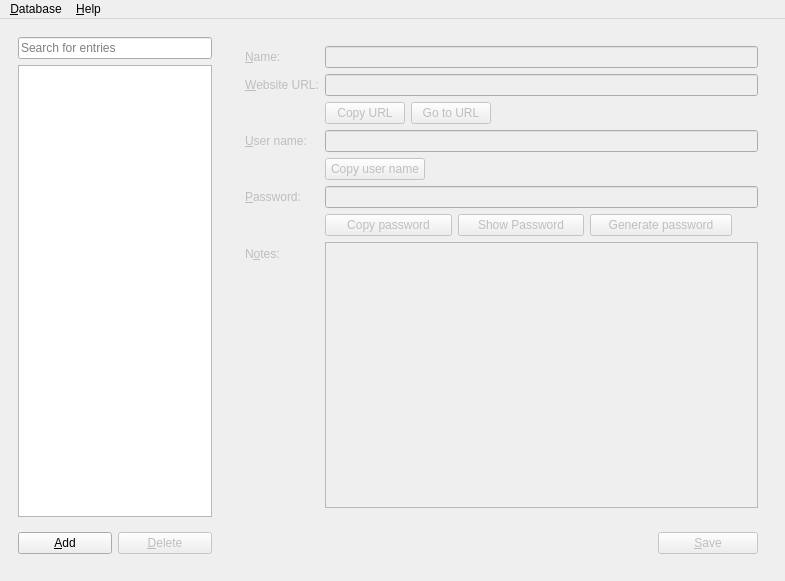
Before: the Qt Designer form MainWindow.ui in veaceslav/qpass-qt5, drawn with Qt 5.
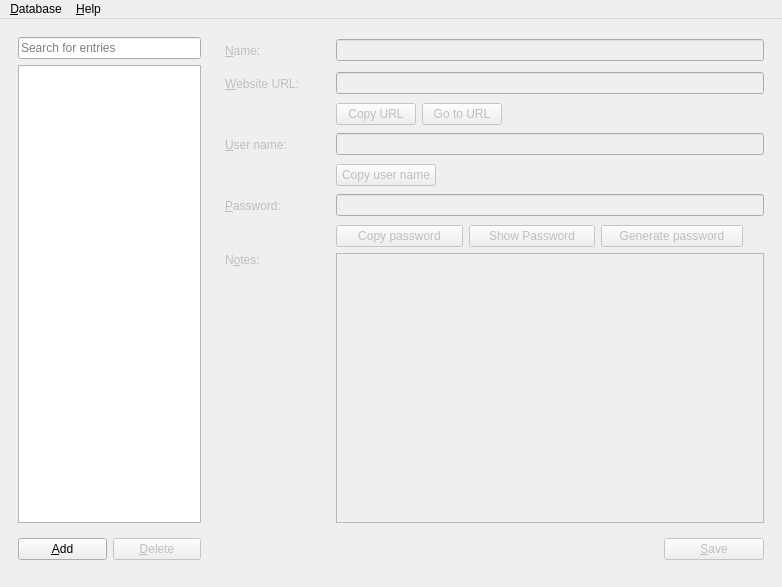
After: the same form once the commit is applied.

Commit message: Changed QFormLayout to QGridLayout in MainWindow

```diff
--- a/MainWindow.ui
+++ b/MainWindow.ui
@@ -6,8 +6,8 @@
    <rect>
     <x>0</x>
     <y>0</y>
-    <width>785</width>
-    <height>581</height>
+    <width>782</width>
+    <height>587</height>
    </rect>
   </property>
   <property name="windowTitle">
@@ -122,19 +122,27 @@
       </property>
       <layout class="QVBoxLayout" name="verticalLayout_2">
        <item>
-        <widget class="QWidget" name="widget" native="true">
-         <property name="minimumSize">
-          <size>
-           <width>531</width>
-           <height>0</height>
-          </size>
+        <layout class="QGridLayout" name="gridLayout" columnstretch="0,1,1">
+         <property name="sizeConstraint">
+          <enum>QLayout::SetDefaultConstraint</enum>
          </property>
-         <layout class="QFormLayout" name="formLayout">
-          <property name="fieldGrowthPolicy">
-           <enum>QFormLayout::ExpandingFieldsGrow</enum>
+         <property name="horizontalSpacing">
+          <number>3</number>
           </property>
           <item row="0" column="0">
            <widget class="QLabel" name="label">
+           <property name="sizePolicy">
+            <sizepolicy hsizetype="Fixed" vsizetype="Preferred">
+             <horstretch>0</horstretch>
+             <verstretch>0</verstretch>
+            </sizepolicy>
+           </property>
+           <property name="minimumSize">
+            <size>
+             <width>108</width>
+             <height>27</height>
+            </size>
+           </property>
             <property name="text">
              <string>&amp;Name:</string>
             </property>
@@ -143,7 +151,7 @@
             </property>
            </widget>
           </item>
-          <item row="0" column="1">
+         <item row="0" column="1" colspan="2">
            <widget class="QLineEdit" name="nameEdit">
             <property name="maxLength">
              <number>50</number>
@@ -152,6 +160,18 @@
           </item>
           <item row="1" column="0">
            <widget class="QLabel" name="label_2">
+           <property name="sizePolicy">
+            <sizepolicy hsizetype="Fixed" vsizetype="Preferred">
+             <horstretch>0</horstretch>
+             <verstretch>0</verstretch>
+            </sizepolicy>
+           </property>
+           <property name="minimumSize">
+            <size>
+             <width>108</width>
+             <height>27</height>
+            </size>
+           </property>
             <property name="text">
              <string>&amp;Website URL:</string>
             </property>
@@ -160,7 +180,7 @@
             </property>
            </widget>
           </item>
-          <item row="1" column="1">
+         <item row="1" column="1" colspan="2">
            <widget class="QLineEdit" name="urlEdit">
             <property name="maxLength">
              <number>50</number>
@@ -169,6 +189,18 @@
           </item>
           <item row="3" column="0">
            <widget class="QLabel" name="label_3">
+           <property name="sizePolicy">
+            <sizepolicy hsizetype="Maximum" vsizetype="Preferred">
+             <horstretch>0</horstretch>
+             <verstretch>0</verstretch>
+            </sizepolicy>
+           </property>
+           <property name="minimumSize">
+            <size>
+             <width>108</width>
+             <height>27</height>
+            </size>
+           </property>
             <property name="text">
              <string>&amp;User name:</string>
             </property>
@@ -177,31 +209,27 @@
             </property>
            </widget>
           </item>
-          <item row="3" column="1">
+         <item row="3" column="1" colspan="2">
            <widget class="QLineEdit" name="userNameEdit">
             <property name="maxLength">
              <number>50</number>
             </property>
            </widget>
           </item>
-          <item row="4" column="1">
-           <widget class="QPushButton" name="copyUserNameButton">
-            <property name="minimumSize">
-             <size>
-              <width>100</width>
-              <height>0</height>
-             </size>
-            </property>
-            <property name="toolTip">
-             <string>Copy user name to clipboard</string>
-            </property>
-            <property name="text">
-             <string>Copy user name</string>
-            </property>
-           </widget>
-          </item>
           <item row="5" column="0">
            <widget class="QLabel" name="label_4">
+           <property name="sizePolicy">
+            <sizepolicy hsizetype="Fixed" vsizetype="Preferred">
+             <horstretch>0</horstretch>
+             <verstretch>0</verstretch>
+            </sizepolicy>
+           </property>
+           <property name="minimumSize">
+            <size>
+             <width>108</width>
+             <height>27</height>
+            </size>
+           </property>
             <property name="text">
              <string>&amp;Password:</string>
             </property>
@@ -210,7 +238,7 @@
             </property>
            </widget>
           </item>
-          <item row="5" column="1">
+         <item row="5" column="1" colspan="2">
            <widget class="QLineEdit" name="passwordEdit">
             <property name="maxLength">
              <number>50</number>
@@ -220,74 +248,32 @@
             </property>
            </widget>
           </item>
-          <item row="6" column="1">
-           <widget class="QWidget" name="widget_2" native="true">
-            <property name="minimumSize">
-             <size>
-              <width>0</width>
-              <height>0</height>
-             </size>
-            </property>
-            <layout class="QHBoxLayout" name="horizontalLayout_2">
-             <property name="margin">
-              <number>0</number>
-             </property>
-             <item>
-              <widget class="QPushButton" name="copyPasswordButton">
-               <property name="minimumSize">
-                <size>
-                 <width>127</width>
-                 <height>0</height>
-                </size>
-               </property>
-               <property name="toolTip">
-                <string>Copy password to clipboard</string>
-               </property>
-               <property name="text">
-                <string>Copy password</string>
-               </property>
-              </widget>
-             </item>
-             <item>
-              <widget class="QPushButton" name="showPasswordButton">
-               <property name="minimumSize">
-                <size>
-                 <width>126</width>
-                 <height>0</height>
-                </size>
-               </property>
-               <property name="text">
-                <string>Show Password</string>
-               </property>
-              </widget>
-             </item>
-             <item>
-              <widget class="QPushButton" name="generatePasswordButton">
-               <property name="minimumSize">
-                <size>
-                 <width>142</width>
-                 <height>0</height>
-                </size>
-               </property>
-               <property name="text">
-                <string>Generate password</string>
-               </property>
-              </widget>
-             </item>
-            </layout>
-           </widget>
-          </item>
           <item row="7" column="0">
            <widget class="QLabel" name="label_5">
+           <property name="sizePolicy">
+            <sizepolicy hsizetype="Fixed" vsizetype="Preferred">
+             <horstretch>0</horstretch>
+             <verstretch>0</verstretch>
+            </sizepolicy>
+           </property>
+           <property name="minimumSize">
+            <size>
+             <width>108</width>
+             <height>236</height>
+            </size>
+           </property>
             <property name="text">
              <string>N&amp;otes:</string>
             </property>
+           <property name="alignment">
+            <set>Qt::AlignLeading|Qt::AlignLeft|Qt::AlignTop</set>
+           </property>
             <property name="buddy">
              <cstring>notesEdit</cstring>
             </property>
            </widget>
           </item>
-          <item row="7" column="1">
+         <item row="7" column="1" colspan="2">
            <widget class="QTextEdit" name="notesEdit">
             <property name="tabChangesFocus">
              <bool>true</bool>
@@ -300,11 +286,10 @@
             </property>
            </widget>
           </item>
-          <item row="2" column="1">
-           <widget class="QWidget" name="widget_6" native="true">
-            <layout class="QHBoxLayout" name="horizontalLayout_5">
-             <property name="margin">
-              <number>0</number>
+         <item row="2" column="1" colspan="2">
+          <layout class="QHBoxLayout" name="horizontalLayout_2">
+           <property name="spacing">
+            <number>6</number>
              </property>
              <item>
               <widget class="QPushButton" name="copyURLButton">
@@ -326,15 +311,124 @@
                </property>
               </widget>
              </item>
-            </layout>
-           </widget>
-          </item>
-         </layout>
-        </widget>
+           <item>
+            <spacer name="horizontalSpacer_2">
+             <property name="orientation">
+              <enum>Qt::Horizontal</enum>
+             </property>
+             <property name="sizeHint" stdset="0">
+              <size>
+               <width>40</width>
+               <height>20</height>
+              </size>
+             </property>
+            </spacer>
+           </item>
+          </layout>
+         </item>
+         <item row="6" column="1" colspan="2">
+          <layout class="QHBoxLayout" name="horizontalLayout_6">
+           <property name="spacing">
+            <number>6</number>
+           </property>
+           <item>
+            <widget class="QPushButton" name="copyPasswordButton">
+             <property name="minimumSize">
+              <size>
+               <width>127</width>
+               <height>0</height>
+              </size>
+             </property>
+             <property name="toolTip">
+              <string>Copy password to clipboard</string>
+             </property>
+             <property name="text">
+              <string>Copy password</string>
+             </property>
+            </widget>
+           </item>
+           <item>
+            <widget class="QPushButton" name="showPasswordButton">
+             <property name="minimumSize">
+              <size>
+               <width>126</width>
+               <height>0</height>
+              </size>
+             </property>
+             <property name="text">
+              <string>Show Password</string>
+             </property>
+            </widget>
+           </item>
+           <item>
+            <widget class="QPushButton" name="generatePasswordButton">
+             <property name="minimumSize">
+              <size>
+               <width>142</width>
+               <height>0</height>
+              </size>
+             </property>
+             <property name="text">
+              <string>Generate password</string>
+             </property>
+            </widget>
+           </item>
+           <item>
+            <spacer name="horizontalSpacer_4">
+             <property name="orientation">
+              <enum>Qt::Horizontal</enum>
+             </property>
+             <property name="sizeHint" stdset="0">
+              <size>
+               <width>40</width>
+               <height>20</height>
+              </size>
+             </property>
+            </spacer>
+           </item>
+          </layout>
+         </item>
+         <item row="4" column="1" colspan="2">
+          <layout class="QHBoxLayout" name="horizontalLayout_5">
+           <item>
+            <widget class="QPushButton" name="copyUserNameButton">
+             <property name="minimumSize">
+              <size>
+               <width>100</width>
+               <height>0</height>
+              </size>
+             </property>
+             <property name="toolTip">
+              <string>Copy user name to clipboard</string>
+             </property>
+             <property name="text">
+              <string>Copy user name</string>
+             </property>
+            </widget>
+           </item>
+           <item>
+            <spacer name="horizontalSpacer_3">
+             <property name="orientation">
+              <enum>Qt::Horizontal</enum>
+             </property>
+             <property name="sizeHint" stdset="0">
+              <size>
+               <width>40</width>
+               <height>20</height>
+              </size>
+             </property>
+            </spacer>
+           </item>
+          </layout>
+         </item>
+        </layout>
        </item>
        <item>
         <widget class="QWidget" name="widget_5" native="true">
          <layout class="QHBoxLayout" name="horizontalLayout_3">
+          <property name="rightMargin">
+           <number>0</number>
+          </property>
           <item>
            <spacer name="horizontalSpacer">
             <property name="orientation">
@@ -380,7 +474,7 @@
     <rect>
      <x>0</x>
      <y>0</y>
-     <width>785</width>
+     <width>782</width>
      <height>25</height>
     </rect>
    </property>
```
Left out of the diff: 9 changed lines with no effect on the pictures. Lines whose indentation alone changed are shown as unchanged. The commit also changes 1 other file.
